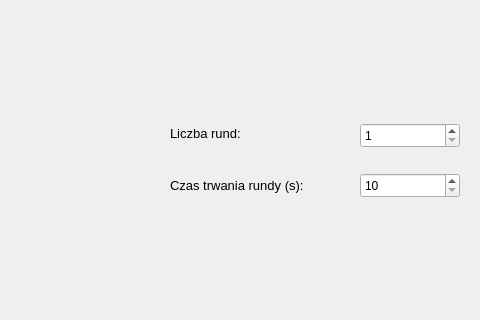
This is WordBuilder/waitingroom.ui in Yorlock/WordBuilder_SK as Qt 5 draws it before an edit; both pictures show x 320 to 800 and y 117 to 437 of the 800 by 620 pixel window. The edited form follows.
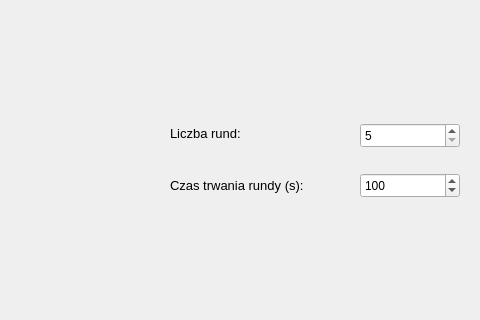
This is the edited form.

Diff of the .ui file:
```diff
--- a/WordBuilder/waitingroom.ui
+++ b/WordBuilder/waitingroom.ui
@@ -153,6 +153,9 @@
    <property name="maximum">
     <number>300</number>
    </property>
+   <property name="value">
+    <number>100</number>
+   </property>
   </widget>
   <widget class="QSpinBox" name="liczbaRundspinBox">
    <property name="geometry">
@@ -170,7 +173,7 @@
     </size>
    </property>
    <property name="minimum">
-    <number>1</number>
+    <number>5</number>
    </property>
    <property name="maximum">
     <number>15</number>
```
